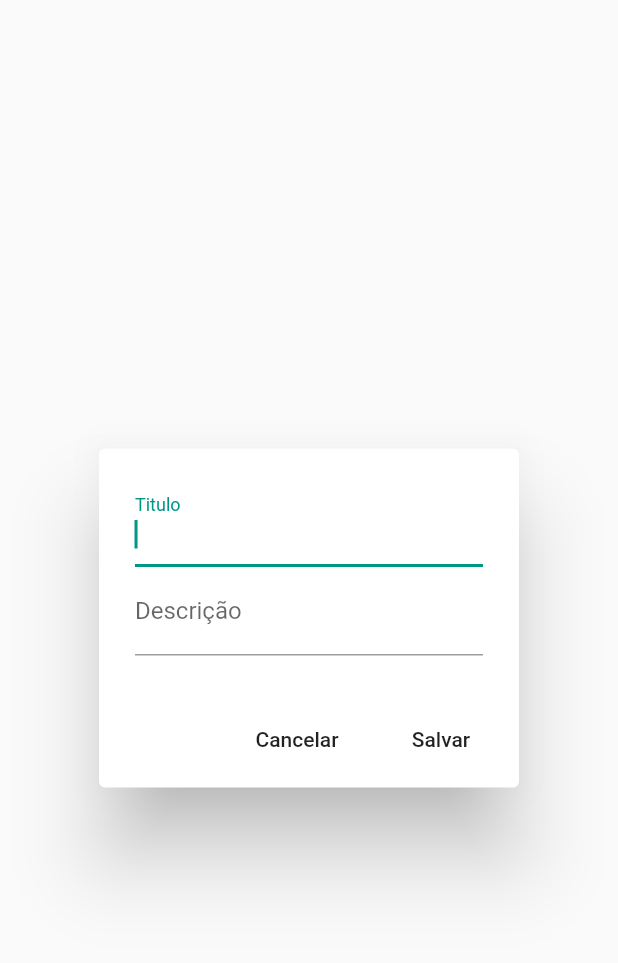
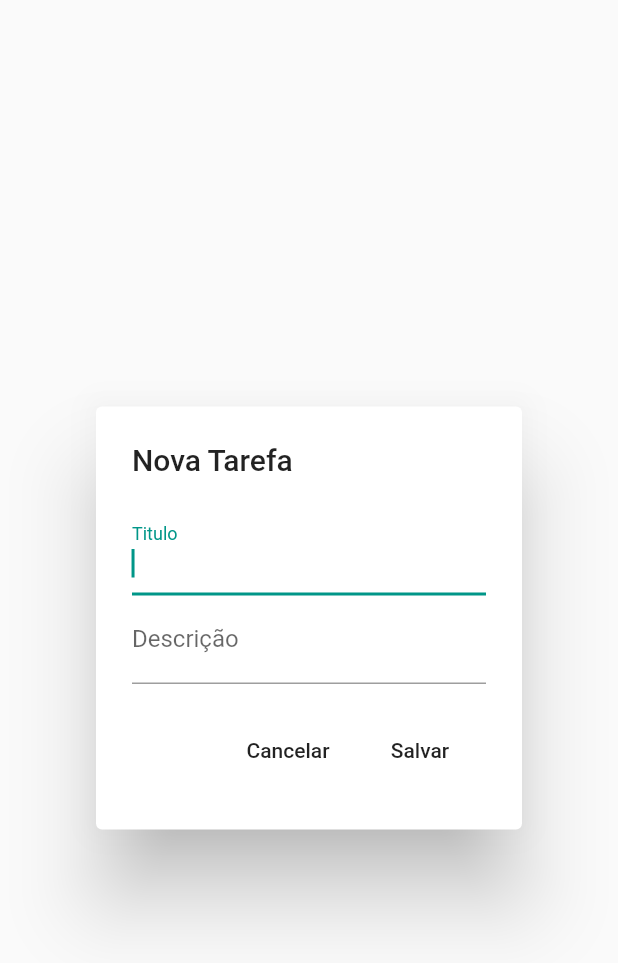
Before and after one commit to TiagoCross/list_tarefas, a Flutter app: the TaskDialog widget shown alone on an empty page, opened directly, on a phone screen of 412 x 824 dp. Shown: the top 963 px of the screen. Run offline on Flutter 3.47's test engine with Material 2 defaults, Android fonts, the phone set to English and light mode, and no system bars; our stand-ins replace flushbar, flutter_slidable, sqflite; accounts and stored records are empty; statements that could not run were skipped.

```diff
--- a/lib/views/task_dialog.dart
+++ b/lib/views/task_dialog.dart
@@ -11,6 +11,8 @@ class TaskDialog extends StatefulWidget {
 }
 
 class _TaskDialogState extends State<TaskDialog> {
+
+  GlobalKey<FormState> _formKey = GlobalKey<FormState>();
 
   final _titleController = TextEditingController();
   final _descriptionController = TextEditingController();
@@ -39,23 +41,38 @@ class _TaskDialogState extends State<TaskDialog> {
   @override
   Widget build(BuildContext context) {
     return AlertDialog(
-      //title: Text(widget.task == null ? 'Nova Tarefa' : 'Editar tarefas'),
-      content: Column(
+      title: Text(widget.task == null ? 'Nova Tarefa' : 'Editar tarefas'),
+      content: Form(
+        key: _formKey,
+        child: Column(
           crossAxisAlignment: CrossAxisAlignment.center,
           mainAxisSize: MainAxisSize.min,
           children: <Widget> [
-          TextField(
+            TextFormField(
               controller: _titleController,
               decoration: InputDecoration(labelText: "Titulo"),
               autofocus: true,
+              validator: (value){
+                if (value.isEmpty) {
+                  return "Insira um titulo";
+                }
+              },
             ),
-          TextField(
+            TextFormField(
               controller: _descriptionController,
-            decoration: InputDecoration(labelText: "Descrição")
+              decoration: InputDecoration(labelText: "Descrição"),
+              autofocus: true,
+              validator: (value){
+                if (value.isEmpty) {
+                  return "Inira uma descrição";
+                }
+              },
             ),
-        ],
-      ),
-      actions: <Widget> [
+            Padding(
+              padding: EdgeInsets.only(top: 20.0, left: 60.0, bottom: 5.0),
+              child: Row(
+                crossAxisAlignment: CrossAxisAlignment.end,
+                children: [
                   FlatButton(
                     child: Text("Cancelar"),
                       onPressed: ()
@@ -67,12 +84,19 @@ class _TaskDialogState extends State<TaskDialog> {
                     child: Text("Salvar"),
                       onPressed: ()
                       {
+                        if (_formKey.currentState.validate()) {
                           _currentTask.title = _titleController.value.text;
-              _currentTask.description = _descriptionController.text;
+                          _currentTask.description = _descriptionController.value.text;
                           Navigator.of(context).pop(_currentTask);
                         }
-        )
+                      }
+                  ),
                 ],
+              ),
+            ),
+          ],
+        ),
+      ),
     );
   }
 }
```
Lines whose indentation alone changed are shown as unchanged.
